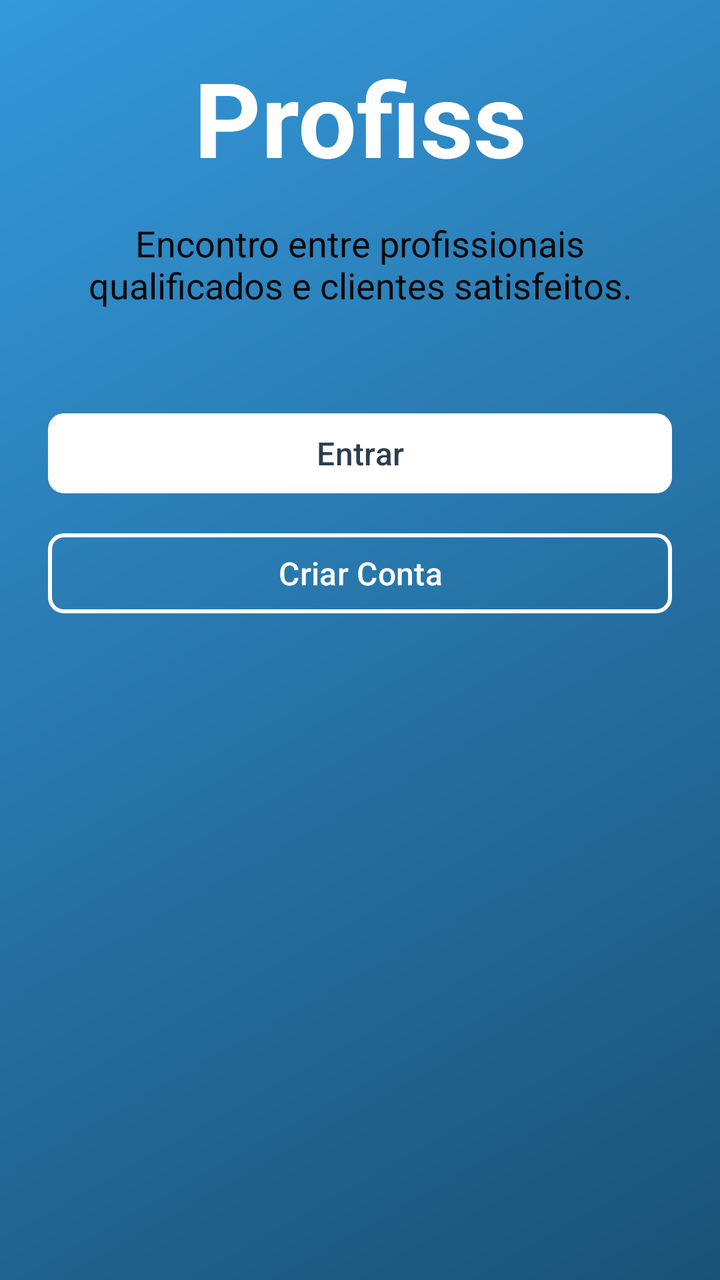
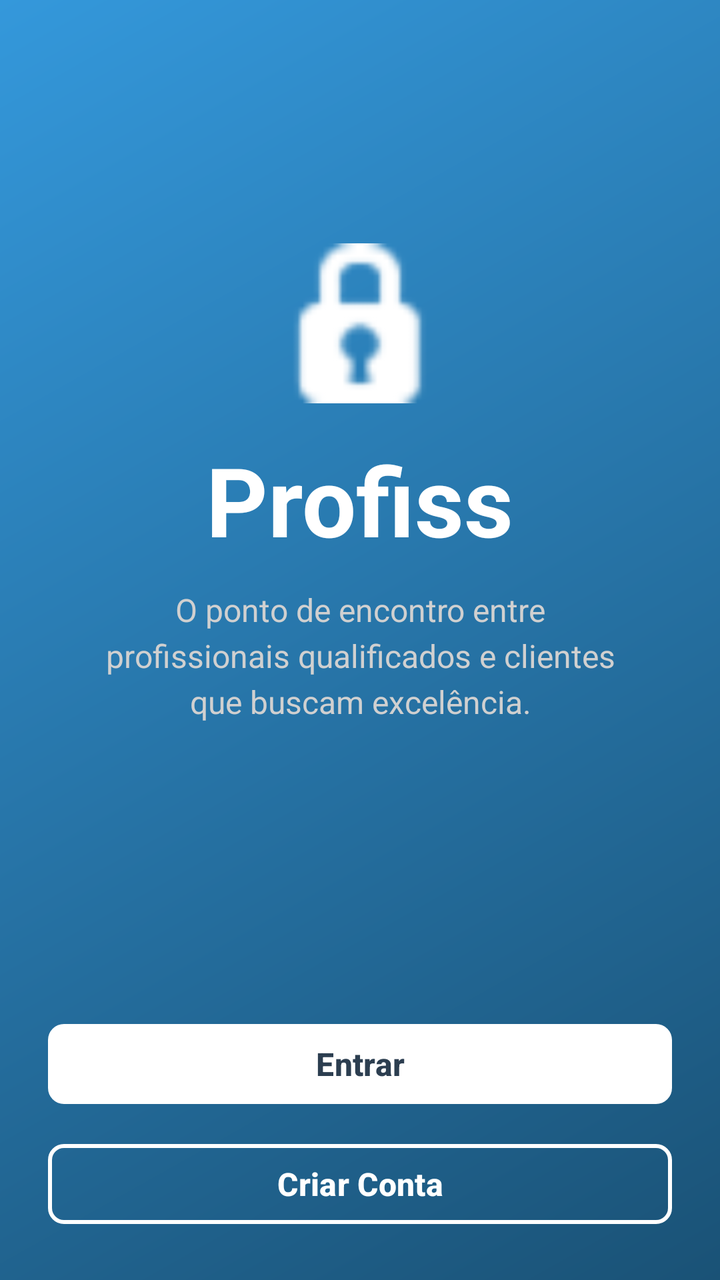

Screens rendered from an Android XML layout before and after an edit, with the pre-edit source and the edit as a unified diff.
<!-- AndroidManifest.xml: application theme Theme.Profiss -->
<!-- res/layout/activity_main.xml -->
<?xml version="1.0" encoding="utf-8"?>
<androidx.constraintlayout.widget.ConstraintLayout
    xmlns:android="http://schemas.android.com/apk/res/android"
    xmlns:app="http://schemas.android.com/apk/res-auto"
    xmlns:tools="http://schemas.android.com/tools"
    android:layout_width="match_parent"
    android:layout_height="match_parent"
    android:background="@drawable/gradient_bg"
    android:padding="24dp"
    tools:context=".MainActivity">

    
    <TextView
        android:id="@+id/tvTitle"
        android:layout_width="wrap_content"
        android:layout_height="wrap_content"
        android:text="Profiss"
        android:textColor="#FFFFFF"
        android:textSize="52sp"
        android:textStyle="bold"
        app:layout_constraintBottom_toTopOf="@+id/tvSubtitle"
        app:layout_constraintEnd_toEndOf="parent"
        app:layout_constraintStart_toStartOf="parent"
        app:layout_constraintTop_toTopOf="parent"
        app:layout_constraintVertical_bias="0.3" />

    
    <TextView
        android:id="@+id/tvSubtitle"
        android:layout_width="wrap_content"
        android:layout_height="wrap_content"
        android:layout_marginTop="16dp"
        android:gravity="center"
        android:text="Encontro entre profissionais qualificados e clientes satisfeitos."
        android:textColor="#090909"
        android:textSize="18sp"
        app:layout_constraintEnd_toEndOf="parent"
        app:layout_constraintStart_toStartOf="parent"
        app:layout_constraintTop_toBottomOf="@+id/tvTitle" />

    
    <com.google.android.material.button.MaterialButton
        android:id="@+id/btnLogin"
        android:layout_width="match_parent"
        android:layout_height="wrap_content"
        android:layout_marginTop="48dp"
        android:text="Entrar"
        android:textColor="#2C3E50"
        android:textSize="16sp"
        app:backgroundTint="#FFFFFF"
        app:cornerRadius="8dp"
        app:layout_constraintTop_toBottomOf="@+id/tvSubtitle" />

    
    <com.google.android.material.button.MaterialButton
        android:id="@+id/btnRegister"
        android:layout_width="match_parent"
        android:layout_height="wrap_content"
        android:layout_marginTop="12dp"
        android:text="Criar Conta"
        android:textColor="#FFFFFF"
        android:textSize="16sp"
        app:backgroundTint="@android:color/transparent"
        app:strokeColor="#FFFFFF"
        app:strokeWidth="2dp"
        app:cornerRadius="8dp"
        app:layout_constraintTop_toBottomOf="@+id/btnLogin" />

</androidx.constraintlayout.widget.ConstraintLayout>
<!-- resources referenced by this layout -->
<resources>
  <!-- drawable gradient_bg (drawable) -->
  <?xml version="1.0" encoding="utf-8"?>
  <shape xmlns:android="http://schemas.android.com/apk/res/android">
      <gradient
          android:startColor="#3498DB"
          android:endColor="#1A5276"
          android:angle="315" />
  </shape>
  <style name="Theme.Profiss" parent="Theme.Material3.DayNight.NoActionBar">
          <item name="colorPrimary">@color/blue_primary</item>
          <item name="android:statusBarColor">@android:color/transparent</item>
          <item name="android:navigationBarColor">@android:color/transparent</item>
      </style>
  <color name="blue_primary">#3498DB</color>
</resources>

<!-- the commit's change to res/layout/activity_main.xml (unified diff, before → after) -->
@@ -10,60 +10,78 @@
     tools:context=".MainActivity">
 
     
-    <TextView
-        android:id="@+id/tvTitle"
-        android:layout_width="wrap_content"
+    <LinearLayout
+        android:layout_width="match_parent"
         android:layout_height="wrap_content"
-        android:text="Profiss"
-        android:textColor="#FFFFFF"
-        android:textSize="52sp"
-        android:textStyle="bold"
-        app:layout_constraintBottom_toTopOf="@+id/tvSubtitle"
-        app:layout_constraintEnd_toEndOf="parent"
-        app:layout_constraintStart_toStartOf="parent"
+        android:orientation="vertical"
+        android:gravity="center"
         app:layout_constraintTop_toTopOf="parent"
-        app:layout_constraintVertical_bias="0.3" />
+        app:layout_constraintBottom_toTopOf="@+id/container_botoes"
+        app:layout_constraintVertical_bias="0.4">
+
+        
+        <ImageView
+            android:layout_width="80dp"
+            android:layout_height="80dp"
+            android:src="@android:drawable/ic_secure"
+            app:tint="#FFFFFF"
+            android:layout_marginBottom="16dp" />
+
+        <TextView
+            android:id="@+id/tvTitle"
+            android:layout_width="wrap_content"
+            android:layout_height="wrap_content"
+            android:text="@string/title_profiss"
+            android:textColor="#FFFFFF"
+            android:textSize="48sp"
+            android:textStyle="bold" />
+
+        <TextView
+            android:id="@+id/tvSubtitle"
+            android:layout_width="wrap_content"
+            android:layout_height="wrap_content"
+            android:layout_marginTop="12dp"
+            android:gravity="center"
+            android:paddingHorizontal="16dp"
+            android:text="@string/subtitle_profiss"
+            android:textColor="#D0D0D0"
+            android:textSize="16sp"
+            android:lineSpacingExtra="4dp" />
+    </LinearLayout>
 
     
-    <TextView
-        android:id="@+id/tvSubtitle"
-        android:layout_width="wrap_content"
-        android:layout_height="wrap_content"
-        android:layout_marginTop="16dp"
-        android:gravity="center"
-        android:text="Encontro entre profissionais qualificados e clientes satisfeitos."
-        android:textColor="#090909"
-        android:textSize="18sp"
-        app:layout_constraintEnd_toEndOf="parent"
-        app:layout_constraintStart_toStartOf="parent"
-        app:layout_constraintTop_toBottomOf="@+id/tvTitle" />
-
-    
-    <com.google.android.material.button.MaterialButton
-        android:id="@+id/btnLogin"
+    <LinearLayout
+        android:id="@+id/container_botoes"
         android:layout_width="match_parent"
         android:layout_height="wrap_content"
-        android:layout_marginTop="48dp"
-        android:text="Entrar"
-        android:textColor="#2C3E50"
-        android:textSize="16sp"
-        app:backgroundTint="#FFFFFF"
-        app:cornerRadius="8dp"
-        app:layout_constraintTop_toBottomOf="@+id/tvSubtitle" />
+        android:orientation="vertical"
+        app:layout_constraintBottom_toBottomOf="parent">
 
-    
-    <com.google.android.material.button.MaterialButton
-        android:id="@+id/btnRegister"
-        android:layout_width="match_parent"
-        android:layout_height="wrap_content"
-        android:layout_marginTop="12dp"
-        android:text="Criar Conta"
-        android:textColor="#FFFFFF"
-        android:textSize="16sp"
-        app:backgroundTint="@android:color/transparent"
-        app:strokeColor="#FFFFFF"
-        app:strokeWidth="2dp"
-        app:cornerRadius="8dp"
-        app:layout_constraintTop_toBottomOf="@+id/btnLogin" />
+        <com.google.android.material.button.MaterialButton
+            android:id="@+id/btnLogin"
+            android:layout_width="match_parent"
+            android:layout_height="wrap_content"
+            android:text="@string/btn_login"
+            android:textColor="#2C3E50"
+            android:textSize="16sp"
+            android:textStyle="bold"
+            app:backgroundTint="#FFFFFF"
+            app:cornerRadius="8dp" />
+
+        <com.google.android.material.button.MaterialButton
+            android:id="@+id/btnRegister"
+            android:layout_width="match_parent"
+            android:layout_height="wrap_content"
+            android:layout_marginTop="12dp"
+            android:text="@string/btn_register"
+            android:textColor="#FFFFFF"
+            android:textSize="16sp"
+            android:textStyle="bold"
+            app:backgroundTint="@android:color/transparent"
+            app:strokeColor="#FFFFFF"
+            app:strokeWidth="2dp"
+            app:cornerRadius="8dp" />
+
+    </LinearLayout>
 
 </androidx.constraintlayout.widget.ConstraintLayout>
<!-- resource entries referenced after the edit -->
@@ -8,6 +8,10 @@
           android:endColor="#1A5276"
           android:angle="315" />
   </shape>
+  <string name="btn_login">Entrar</string>
+  <string name="btn_register">Criar Conta</string>
+  <string name="subtitle_profiss">O ponto de encontro entre profissionais qualificados e clientes que buscam excelência.</string>
+  <string name="title_profiss">Profiss</string>
   <style name="Theme.Profiss" parent="Theme.Material3.DayNight.NoActionBar">
           <item name="colorPrimary">@color/blue_primary</item>
           <item name="android:statusBarColor">@android:color/transparent</item>
